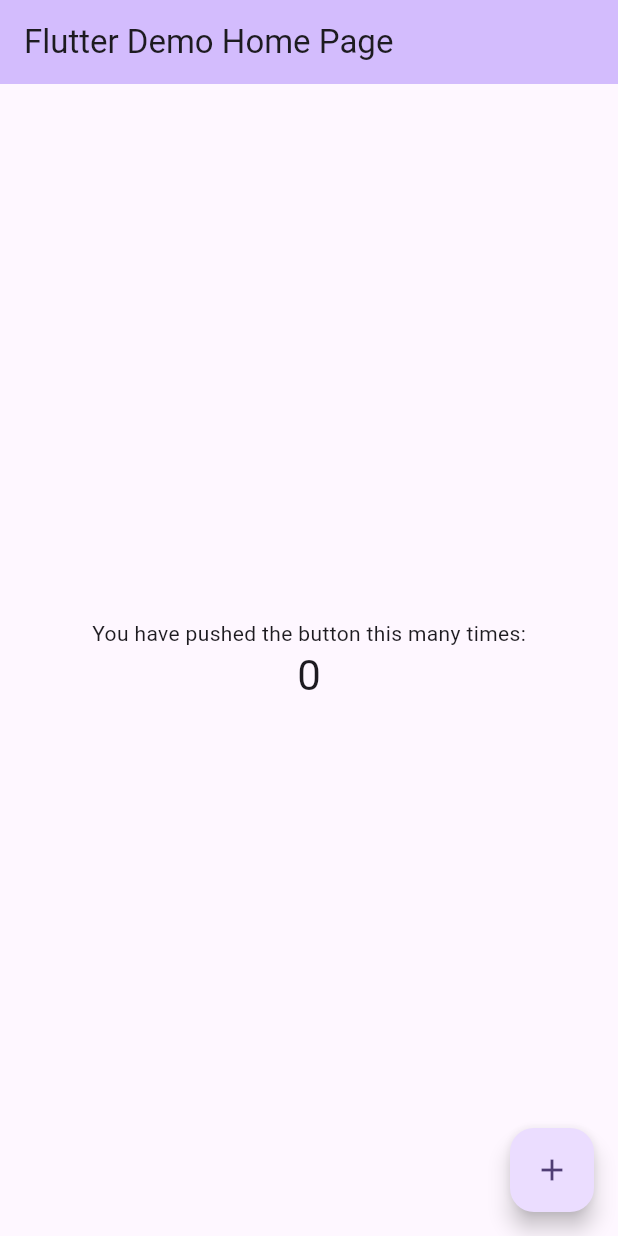
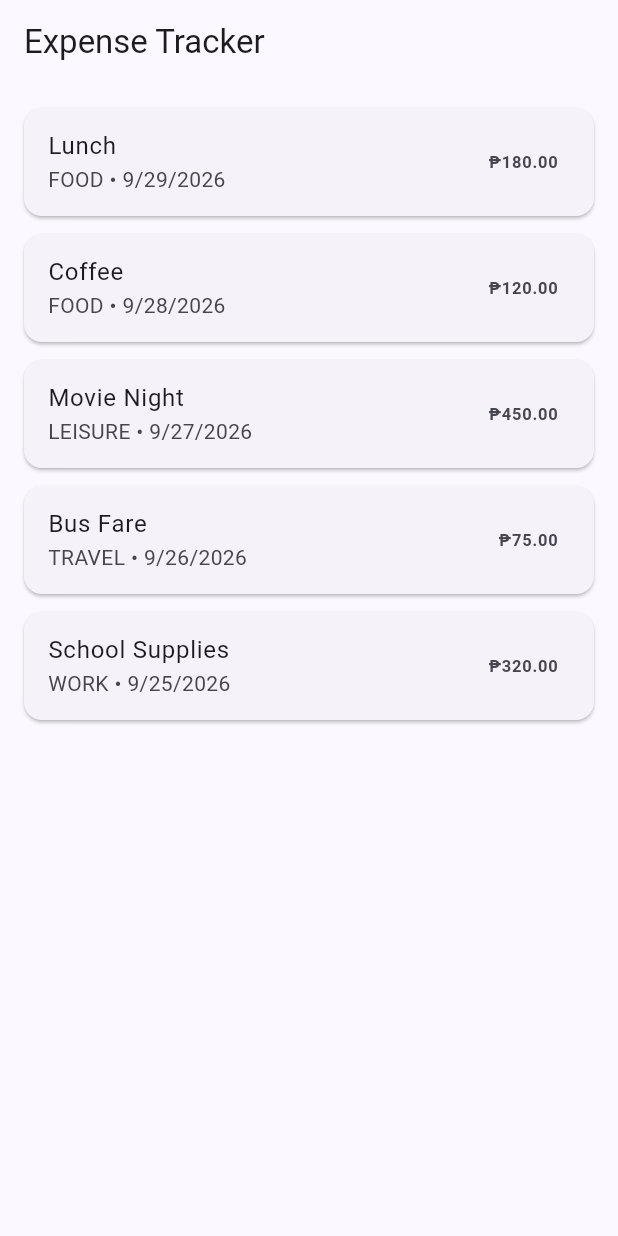
Before and after one commit to ryaaanzi/CSIT284-Acebedo, a Flutter app: the screen it shows after launch, on a phone screen of 412 x 824 dp. Run offline on Flutter 3.47's test engine with Material 3 defaults, Android fonts, the light colour scheme and no system bars.

Commit message:
Add expense data model and dummy expenses

```diff
--- /dev/null
+++ b/lib/data/dummy_expenses.dart
@@ -0,0 +1,34 @@
+import '../models/expense.dart';
+
+final List<Expense> dummyExpenses = [
+  Expense(
+    title: 'Lunch',
+    amount: 180,
+    date: DateTime.now().subtract(const Duration(days: 1)),
+    category: Category.food,
+  ),
+  Expense(
+    title: 'Coffee',
+    amount: 120,
+    date: DateTime.now().subtract(const Duration(days: 2)),
+    category: Category.food,
+  ),
+  Expense(
+    title: 'Movie Night',
+    amount: 450,
+    date: DateTime.now().subtract(const Duration(days: 3)),
+    category: Category.leisure,
+  ),
+  Expense(
+    title: 'Bus Fare',
+    amount: 75,
+    date: DateTime.now().subtract(const Duration(days: 4)),
+    category: Category.travel,
+  ),
+  Expense(
+    title: 'School Supplies',
+    amount: 320,
+    date: DateTime.now().subtract(const Duration(days: 5)),
+    category: Category.work,
+  ),
+];
--- a/lib/main.dart
+++ b/lib/main.dart
@@ -1,121 +1,62 @@
 import 'package:flutter/material.dart';
 
+import 'data/dummy_expenses.dart';
+
 void main() {
-  runApp(const MyApp());
+  runApp(const ExpenseTrackerApp());
 }
 
-class MyApp extends StatelessWidget {
-  const MyApp({super.key});
+class ExpenseTrackerApp extends StatelessWidget {
+  const ExpenseTrackerApp({super.key});
 
-  // This widget is the root of your application.
   @override
   Widget build(BuildContext context) {
     return MaterialApp(
-      title: 'Flutter Demo',
+      debugShowCheckedModeBanner: false,
+      title: 'Expense Tracker',
       theme: ThemeData(
-        // This is the theme of your application.
-        //
-        // TRY THIS: Try running your application with "flutter run". You'll see
-        // the application has a purple toolbar. Then, without quitting the app,
-        // try changing the seedColor in the colorScheme below to Colors.green
-        // and then invoke "hot reload" (save your changes or press the "hot
-        // reload" button in a Flutter-supported IDE, or press "r" if you used
-        // the command line to start the app).
-        //
-        // Notice that the counter didn't reset back to zero; the application
-        // state is not lost during the reload. To reset the state, use hot
-        // restart instead.
-        //
-        // This works for code too, not just values: Most code changes can be
-        // tested with just a hot reload.
-        colorScheme: .fromSeed(seedColor: Colors.deepPurple),
+        colorScheme: ColorScheme.fromSeed(
+          seedColor: const Color(0xFF5B5BD6),
+        ),
+        useMaterial3: true,
       ),
-      home: const MyHomePage(title: 'Flutter Demo Home Page'),
+      home: const ExpenseTrackerScreen(),
     );
   }
 }
 
-class MyHomePage extends StatefulWidget {
-  const MyHomePage({super.key, required this.title});
-
-  // This widget is the home page of your application. It is stateful, meaning
-  // that it has a State object (defined below) that contains fields that affect
-  // how it looks.
-
-  // This class is the configuration for the state. It holds the values (in this
-  // case the title) provided by the parent (in this case the App widget) and
-  // used by the build method of the State. Fields in a Widget subclass are
-  // always marked "final".
-
-  final String title;
-
-  @override
-  State<MyHomePage> createState() => _MyHomePageState();
-}
-
-class _MyHomePageState extends State<MyHomePage> {
-  int _counter = 0;
-
-  void _incrementCounter() {
-    setState(() {
-      // This call to setState tells the Flutter framework that something has
-      // changed in this State, which causes it to rerun the build method below
-      // so that the display can reflect the updated values. If we changed
-      // _counter without calling setState(), then the build method would not be
-      // called again, and so nothing would appear to happen.
-      _counter++;
-    });
-  }
+class ExpenseTrackerScreen extends StatelessWidget {
+  const ExpenseTrackerScreen({super.key});
 
   @override
   Widget build(BuildContext context) {
-    // This method is rerun every time setState is called, for instance as done
-    // by the _incrementCounter method above.
-    //
-    // The Flutter framework has been optimized to make rerunning build methods
-    // fast, so that you can just rebuild anything that needs updating rather
-    // than having to individually change instances of widgets.
     return Scaffold(
       appBar: AppBar(
-        // TRY THIS: Try changing the color here to a specific color (to
-        // Colors.amber, perhaps?) and trigger a hot reload to see the AppBar
-        // change color while the other colors stay the same.
-        backgroundColor: Theme.of(context).colorScheme.inversePrimary,
-        // Here we take the value from the MyHomePage object that was created by
-        // the App.build method, and use it to set our appbar title.
-        title: Text(widget.title),
+        title: const Text('Expense Tracker'),
       ),
-      body: Center(
-        // Center is a layout widget. It takes a single child and positions it
-        // in the middle of the parent.
-        child: Column(
-          // Column is also a layout widget. It takes a list of children and
-          // arranges them vertically. By default, it sizes itself to fit its
-          // children horizontally, and tries to be as tall as its parent.
-          //
-          // Column has various properties to control how it sizes itself and
-          // how it positions its children. Here we use mainAxisAlignment to
-          // center the children vertically; the main axis here is the vertical
-          // axis because Columns are vertical (the cross axis would be
-          // horizontal).
-          //
-          // TRY THIS: Invoke "debug painting" (choose the "Toggle Debug Paint"
-          // action in the IDE, or press "p" in the console), to see the
-          // wireframe for each widget.
-          mainAxisAlignment: .center,
-          children: [
-            const Text('You have pushed the button this many times:'),
-            Text(
-              '$_counter',
-              style: Theme.of(context).textTheme.headlineMedium,
+      body: ListView.builder(
+        padding: const EdgeInsets.all(16),
+        itemCount: dummyExpenses.length,
+        itemBuilder: (context, index) {
+          final expense = dummyExpenses[index];
+
+          return Card(
+            margin: const EdgeInsets.only(bottom: 12),
+            child: ListTile(
+              title: Text(expense.title),
+              subtitle: Text(
+                '${expense.category.name.toUpperCase()} • '
+                '${expense.date.month}/${expense.date.day}/${expense.date.year}',
+              ),
+              trailing: Text(
+                '₱${expense.amount.toStringAsFixed(2)}',
+                style: const TextStyle(
+                  fontWeight: FontWeight.bold,
+                ),
+              ),
             ),
-          ],
-        ),
-      ),
-      floatingActionButton: FloatingActionButton(
-        onPressed: _incrementCounter,
-        tooltip: 'Increment',
-        child: const Icon(Icons.add),
+          );
+        },
       ),
     );
   }
--- /dev/null
+++ b/lib/models/expense.dart
@@ -0,0 +1,20 @@
+enum Category {
+  food,
+  leisure,
+  travel,
+  work,
+}
+
+class Expense {
+  const Expense({
+    required this.title,
+    required this.amount,
+    required this.date,
+    required this.category,
+  });
+
+  final String title;
+  final double amount;
+  final DateTime date;
+  final Category category;
+}
```
Also changed, not shown: 1 other file.
